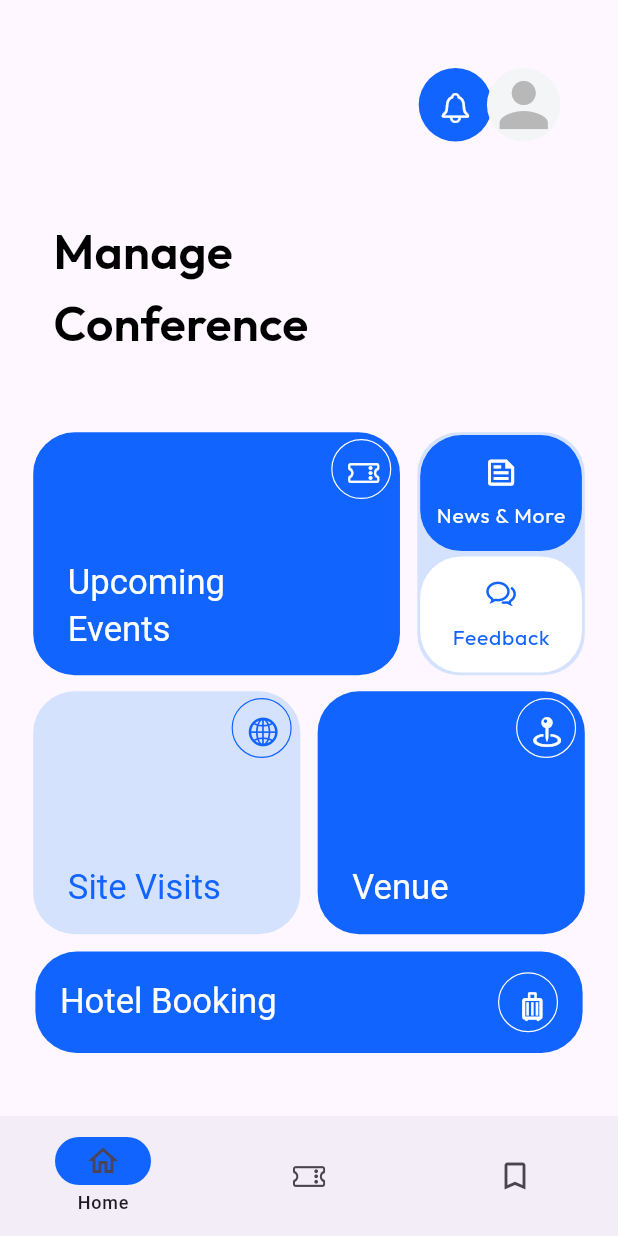
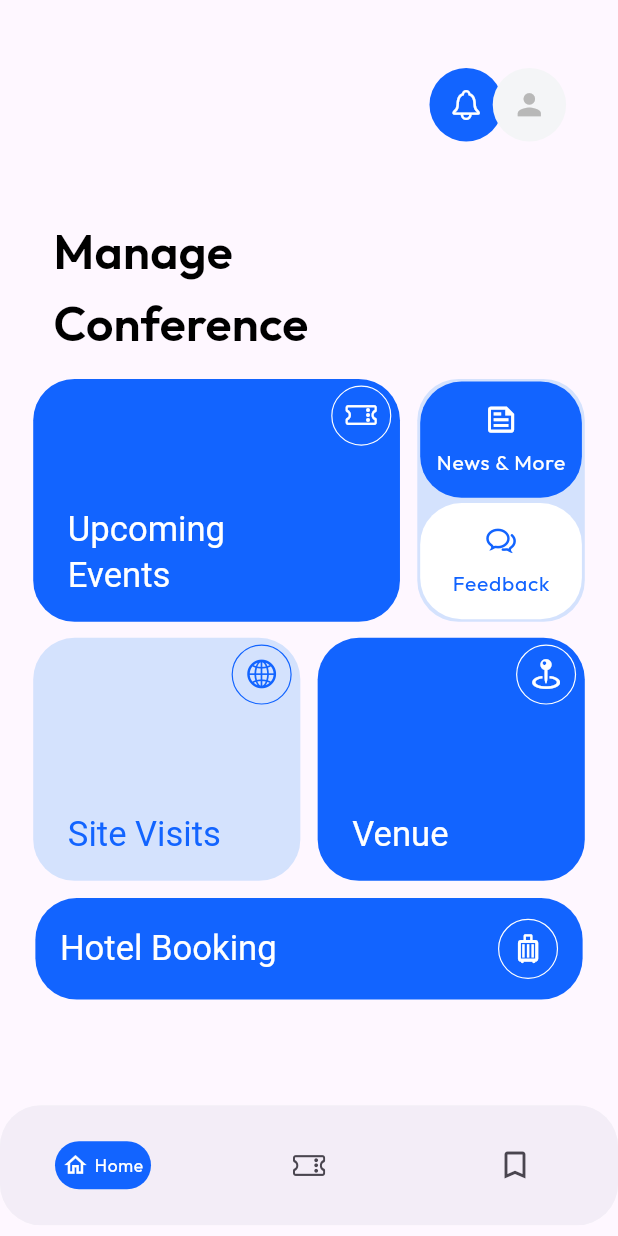
Before and after one commit to Developerdavido/gc3beventapp, a Flutter app: the HomeScreen screen opened by its route, on a phone screen of 412 x 824 dp. Run offline on Flutter 3.47's test engine with Material 2 defaults, Android fonts, the phone set to English and light mode, and no system bars; our stand-ins replace flutter_screenutil, get_it, google_fonts, intl_phone_field, rx_shared_preferences, shared_preferences; accounts and stored records are empty.

Commit message:
completed home screen

```diff
--- a/lib/components/screen_widgets/account_widget.dart
+++ b/lib/components/screen_widgets/account_widget.dart
@@ -17,29 +17,30 @@ class AccountWidget extends StatelessWidget {
         child: Row(
           children: [
             Transform.translate(
-              offset: const Offset(14.0, 0),
+              offset: Offset(14.0.w, 0),
               child: Container(
-                padding: EdgeInsets.all(16.w),
                 height: 55.h,
                 width: 55.h,
                 decoration: const BoxDecoration(
                   shape: BoxShape.circle,
                   color: AppColors.primaryColor
                 ),
-                child: Icon(
-                  CupertinoIcons.bell,
-                  color: AppColors.onPrimaryColor,
-                  size: 24.sp,
+                child: Center(
+                  child: Icon(
+                    CupertinoIcons.bell,
+                    color: AppColors.onPrimaryColor,
+                    size: 24.sp,
+                  ),
                 ),
               ),
             ),
-            const CircleAvatar(
+            CircleAvatar(
                 backgroundColor: AppColors.lightGrey,
-                radius: 35,
+                radius: 35.r,
                 child:
                 // user!.user?.avatar == null?
                 Center(
-                  child: Icon(Icons.person, size: 48, color: AppColors.grey,),
+                  child: Icon(Icons.person, size: 24.sp, color: AppColors.grey,),
                 ),
                     // : CircleAvatar(
                     // radius: 35,
--- a/lib/screens/home_screen/home_screen.dart
+++ b/lib/screens/home_screen/home_screen.dart
@@ -43,7 +43,7 @@ class _HomeScreenState extends State<HomeScreen> {
                 padding: EdgeInsets.symmetric(horizontal: 40.h),
                 child: const TitleText(titleText: "Manage \nConference",),
               ),
-              Utils.verticalPadding(space: 55.h),
+              Utils.verticalPadding(space: 15.h),
               Expanded(
                   child: Padding(
                       padding: EdgeInsets.symmetric(horizontal: 23.w),
@@ -111,13 +111,59 @@ class _HomeScreenState extends State<HomeScreen> {
                   ))
             ],
           ),
-          bottomNavigationBar: NavigationBar(
-            labelBehavior: NavigationDestinationLabelBehavior.onlyShowSelected,
+          bottomNavigationBar: Padding(
+            padding: EdgeInsets.symmetric(vertical: 8.h),
+            child: ClipRRect(
+              borderRadius: BorderRadius.circular(31.r),
+              child: Container(
+                width: 422.w,
+                height: 90.h,
+                color: AppColors.lightGrey,
+                child: NavigationBar(
+                  labelBehavior: NavigationDestinationLabelBehavior.alwaysHide,
                   indicatorColor: AppColors.primaryColor,
-            destinations: const [
-              NavigationDestination(icon: Icon(Icons.home_outlined), label: "Home"),
-              NavigationDestination(icon: Icon(CupertinoIcons.ticket), label: "My Tickets"),
-              NavigationDestination(icon: Icon(Icons.bookmark_border_outlined), label: "My Events"),
+                  destinations: [
+                    NavigationDestination(
+                        icon: const Icon(Icons.home_outlined),
+                        selectedIcon: Row(
+                          mainAxisAlignment: MainAxisAlignment.center,
+                          children: [
+                            Icon(Icons.home_outlined, color: AppColors.onPrimaryColor,size: 18.sp,),
+                            Utils.horizontalPadding(space: 4.w),
+                            Text("Home", style: Theme.of(context).textTheme.labelSmall!.copyWith(
+                              color: AppColors.onPrimaryColor,
+                              fontSize: 12.sp
+                            ),)
+                          ],
+                        ),
+                        label: "Home"),
+                    NavigationDestination(icon: const Icon(CupertinoIcons.ticket), label: "My Tickets",
+                    selectedIcon: Row(
+                      mainAxisAlignment: MainAxisAlignment.center,
+                      children: [
+                        Icon(CupertinoIcons.ticket, color: AppColors.onPrimaryColor,size: 18.sp,),
+                        Utils.horizontalPadding(space: 4.w),
+                        Text("Tickets", style: Theme.of(context).textTheme.labelSmall!.copyWith(
+                            color: AppColors.onPrimaryColor,
+                            fontSize: 12.sp
+                        ),)
+                      ],
+                    ),),
+                    NavigationDestination(
+                        icon: Icon(Icons.bookmark_border_outlined),
+                        label: "My Events",
+                      selectedIcon: Row(
+                        mainAxisAlignment: MainAxisAlignment.center,
+                        children: [
+                          Icon(Icons.bookmark_border_outlined, color: AppColors.onPrimaryColor,size: 18.sp,),
+                          Utils.horizontalPadding(space: 4.w),
+                          Text("Events", style: Theme.of(context).textTheme.labelSmall!.copyWith(
+                              color: AppColors.onPrimaryColor,
+                              fontSize: 12.sp
+                          ),)
+                        ],
+                      ),
+                    ),
                   ],
                   selectedIndex: currentIndex!,
                   onDestinationSelected: (index) {
@@ -126,6 +172,9 @@ class _HomeScreenState extends State<HomeScreen> {
                     });
                   },
                 ),
+              ),
+            ),
+          )
         ));
   }
 }
--- a/lib/screens/home_screen/home_screen_widgets/hotel_booking.dart
+++ b/lib/screens/home_screen/home_screen_widgets/hotel_booking.dart
@@ -36,15 +36,16 @@ class HotelBooking extends StatelessWidget {
             Container(
                 height: 45.h,
                 width: 45.h,
-                padding: EdgeInsets.all(11.w),
                 decoration: BoxDecoration(
                     border: Border.all(width: 0.8, color: AppColors.onPrimaryColor),
                     shape: BoxShape.circle
                 ),
-                child: Icon(
-                  Icons.luggage_outlined,
-                  color: AppColors.onPrimaryColor,
-                  size: 24.w,
+                child: Center(
+                  child: Icon(
+                    Icons.luggage_outlined,
+                    color: AppColors.onPrimaryColor,
+                    size: 24.w,
+                  ),
                 )
             ),
           ],
--- a/lib/screens/home_screen/home_screen_widgets/upcoming_events.dart
+++ b/lib/screens/home_screen/home_screen_widgets/upcoming_events.dart
@@ -35,15 +35,16 @@ class UpcomingEvents extends StatelessWidget {
                 child: Container(
                     height: 45.h,
                     width: 45.h,
-                    padding: EdgeInsets.all(11.w),
                     decoration: BoxDecoration(
                         border: Border.all(width: 0.8, color: circleAndIconColor!),
                         shape: BoxShape.circle
                     ),
-                    child: Icon(
-                      iconData ?? CupertinoIcons.arrow_up_right,
-                      color: circleAndIconColor,
-                      size: 24.w,
+                    child: Center(
+                      child: Icon(
+                        iconData ?? CupertinoIcons.arrow_up_right,
+                        color: circleAndIconColor,
+                        size: 24.sp,
+                      ),
                     )
                 ),
               )),
```
Lines whose indentation alone changed are shown as unchanged.
